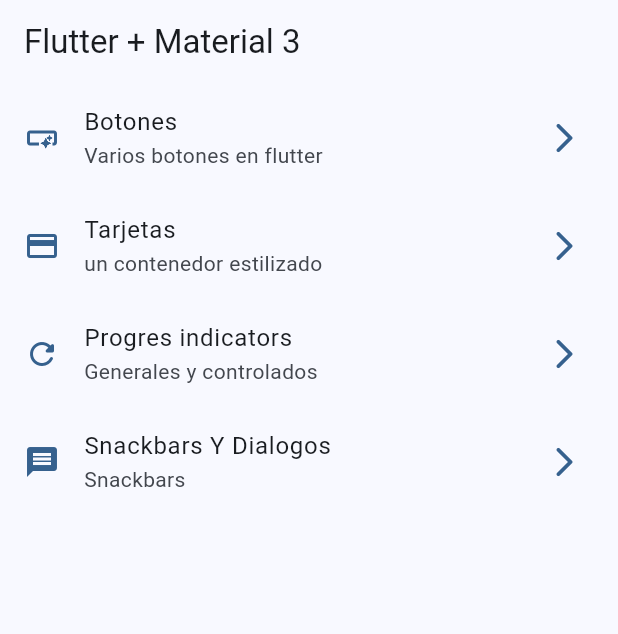
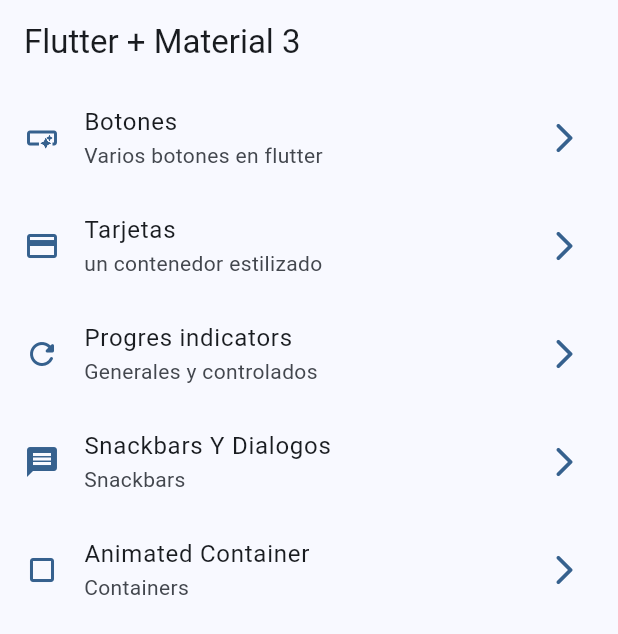
Before and after one commit to jremolina/widgets_app, a Flutter app: the screen it shows after launch, on a phone screen of 412 x 824 dp. Shown: the top 634 px of the screen. Run offline on Flutter 3.47's test engine with Material 3 defaults, Android fonts, the phone set to English and light mode, and no system bars; our stand-ins replace go_router.

Commit message:
pantalla animated container

```diff
--- a/lib/config/menu/menu_item.dart
+++ b/lib/config/menu/menu_item.dart
@@ -41,5 +41,11 @@ const appMenuItems = <MenuItem>[
     link: '/snackbar',
     icon: Icons.message,
   ),
+    MenuItem(
+    title: 'Animated Container',
+    subtitle: 'Containers',
+    link: '/container',
+    icon: Icons.crop_square,
+  ),
 
 ];
--- a/lib/config/routes/route_config.dart
+++ b/lib/config/routes/route_config.dart
@@ -47,5 +47,10 @@ final appRouter = GoRouter(
       path: '/snackbar',
       builder: (context, state) => SnackbarScreen(),
     ),
+    GoRoute(
+      name: AnimatedScreen.name,
+      path: '/container',
+      builder: (context, state) => AnimatedScreen(),
+    ),
   ],
 );
--- a/lib/presentation/screens/buttons/buttons_screen.dart
+++ b/lib/presentation/screens/buttons/buttons_screen.dart
@@ -66,14 +66,13 @@ class _ButtonsView extends StatelessWidget {
               label: const Text('Outlined Button Icon'),
               icon: Icon(Icons.car_crash),
             ),
-            TextButton(onPressed: () {}, child: Text('TExtButton')),
+            TextButton(onPressed: () {}, child: Text('TextButton')),
             TextButton.icon(
               onPressed: () {},
-              label: Text('TExtButton Icon'),
+              label: Text('TextButton Icon'),
               icon: Icon(Icons.abc),
             ),
             CustomButton(),
-
             IconButton(onPressed: () {}, icon: Icon(Icons.email)),
             IconButton(
               onPressed: () {},
```
Also changed, not shown: lib/presentation/screens/animated/animated_screen.dart (+38 -4 lines).
